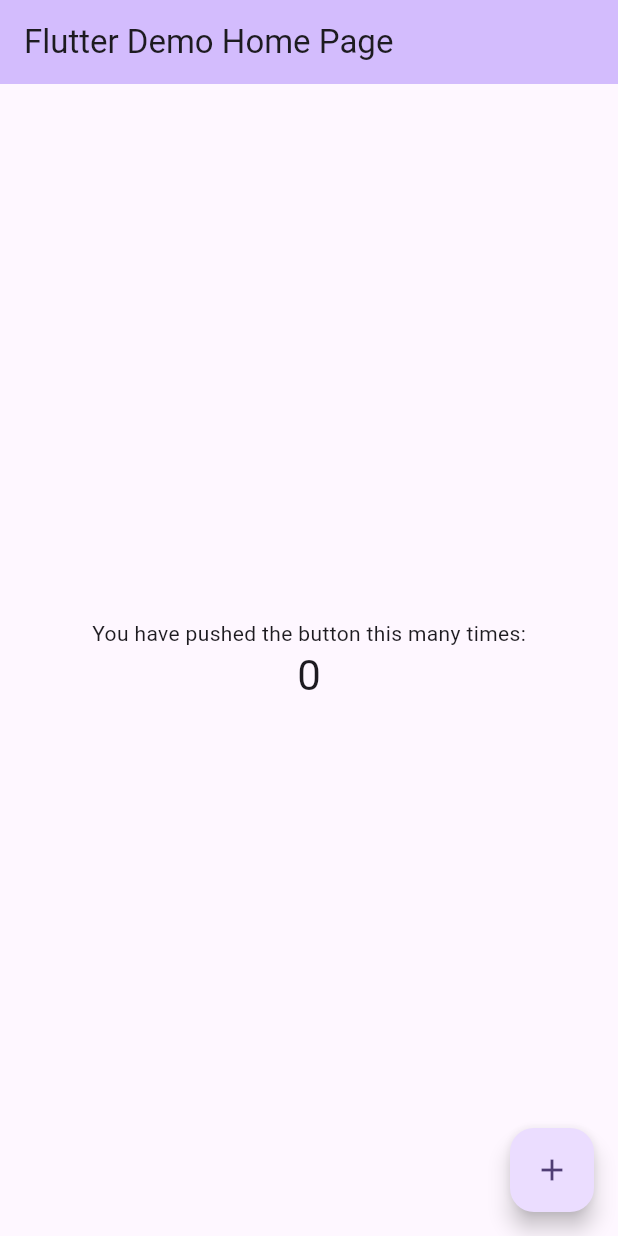
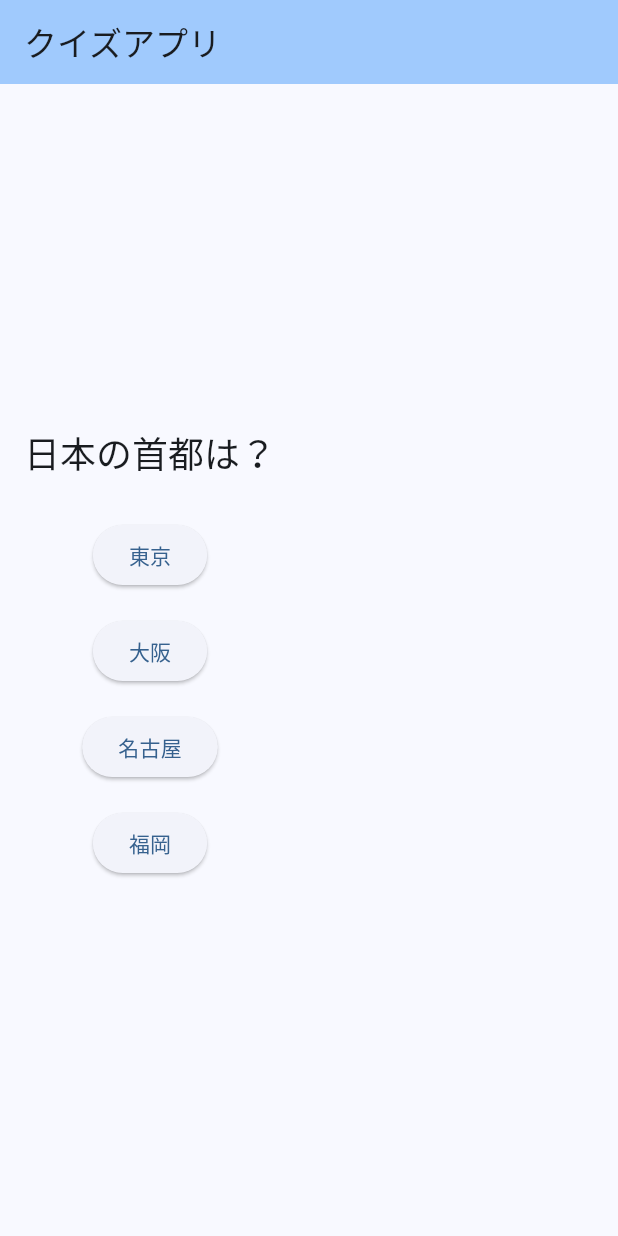
Before and after one commit to kunikuni9292/quiz, a Flutter app: the screen it shows after launch, on a phone screen of 412 x 824 dp. Run offline on Flutter 3.47's test engine with Material 3 defaults, Android fonts, the phone set to English and light mode, and no system bars; our stand-ins replace freezed_annotation, hooks_riverpod.

Commit message:
update: クイズの実装

```diff
--- a/lib/main.dart
+++ b/lib/main.dart
@@ -1,39 +1,69 @@
 import 'package:flutter/material.dart';
+import 'package:hooks_riverpod/hooks_riverpod.dart';
+import 'views/quiz_view.dart';
 
 void main() {
-  runApp(const MyApp());
+  runApp(const ProviderScope(child: QuizApp()));
 }
 
-class MyApp extends StatelessWidget {
-  const MyApp({super.key});
+class QuizApp extends StatelessWidget {
+  const QuizApp({super.key});
 
   @override
   Widget build(BuildContext context) {
     return MaterialApp(
-      title: 'Flutter Demov2',
+      title: 'クイズアプリ',
       theme: ThemeData(
-        colorScheme: ColorScheme.fromSeed(seedColor: Colors.deepPurple),
+        colorScheme: ColorScheme.fromSeed(seedColor: Colors.blue),
+        useMaterial3: true,
       ),
-      home: const MyHomePage(title: 'Flutter Demo Home Page'),
+      home: const QuizView(),
     );
   }
 }
 
-class MyHomePage extends StatefulWidget {
-  const MyHomePage({super.key, required this.title});
-
-  final String title;
+class QuizHomePage extends StatefulWidget {
+  const QuizHomePage({super.key});
 
   @override
-  State<MyHomePage> createState() => _MyHomePageState();
+  State<QuizHomePage> createState() => _QuizHomePageState();
 }
 
-class _MyHomePageState extends State<MyHomePage> {
-  int _counter = 0;
+class _QuizHomePageState extends State<QuizHomePage> {
+  int _currentQuestionIndex = 0;
+  int _score = 0;
 
-  void _incrementCounter() {
+  final List<Map<String, dynamic>> _questions = [
+    {
+      'question': '日本の首都は？',
+      'answers': ['東京', '大阪', '名古屋', '福岡'],
+      'correctAnswer': '東京',
+    },
+    {
+      'question': '世界で最も大きな大陸は？',
+      'answers': ['アジア', 'アフリカ', '北アメリカ', '南アメリカ'],
+      'correctAnswer': 'アジア',
+    },
+    // ここに問題を追加できます
+  ];
+
+  void _answerQuestion(String selectedAnswer) {
     setState(() {
-      _counter++;
+      if (selectedAnswer ==
+          _questions[_currentQuestionIndex]['correctAnswer']) {
+        _score++;
+      }
+
+      if (_currentQuestionIndex < _questions.length - 1) {
+        _currentQuestionIndex++;
+      }
+    });
+  }
+
+  void _resetQuiz() {
+    setState(() {
+      _currentQuestionIndex = 0;
+      _score = 0;
     });
   }
 
@@ -41,26 +71,54 @@ class _MyHomePageState extends State<MyHomePage> {
   Widget build(BuildContext context) {
     return Scaffold(
       appBar: AppBar(
+        title: const Text('クイズアプリ'),
         backgroundColor: Theme.of(context).colorScheme.inversePrimary,
-        title: Text(widget.title),
       ),
-      body: Center(
+      body:
+          _currentQuestionIndex < _questions.length
+              ? Padding(
+                padding: const EdgeInsets.all(16.0),
                 child: Column(
                   mainAxisAlignment: MainAxisAlignment.center,
-          children: <Widget>[
-            const Text('You have pushed the button this many times:'),
+                  children: [
                     Text(
-              '$_counter',
+                      _questions[_currentQuestionIndex]['question'],
+                      style: Theme.of(context).textTheme.headlineSmall,
+                      textAlign: TextAlign.center,
+                    ),
+                    const SizedBox(height: 20),
+                    ...(_questions[_currentQuestionIndex]['answers']
+                            as List<String>)
+                        .map(
+                          (answer) => Padding(
+                            padding: const EdgeInsets.symmetric(vertical: 8.0),
+                            child: ElevatedButton(
+                              onPressed: () => _answerQuestion(answer),
+                              child: Text(answer),
+                            ),
+                          ),
+                        )
+                        .toList(),
+                  ],
+                ),
+              )
+              : Center(
+                child: Column(
+                  mainAxisAlignment: MainAxisAlignment.center,
+                  children: [
+                    Text(
+                      'クイズ終了！\nスコア: $_score/${_questions.length}',
                       style: Theme.of(context).textTheme.headlineMedium,
+                      textAlign: TextAlign.center,
+                    ),
+                    const SizedBox(height: 20),
+                    ElevatedButton(
+                      onPressed: _resetQuiz,
+                      child: const Text('もう一度挑戦'),
                     ),
                   ],
                 ),
               ),
-      floatingActionButton: FloatingActionButton(
-        onPressed: _incrementCounter,
-        tooltip: 'Increment',
-        child: const Icon(Icons.add),
-      ),
     );
   }
 }
--- /dev/null
+++ b/lib/views/quiz_view.dart
@@ -0,0 +1,83 @@
+import 'package:flutter/material.dart';
+import 'package:hooks_riverpod/hooks_riverpod.dart';
+import '../view_models/quiz_view_model.dart';
+
+class QuizView extends HookConsumerWidget {
+  const QuizView({super.key});
+
+  @override
+  Widget build(BuildContext context, WidgetRef ref) {
+    final quizState = ref.watch(quizViewModelProvider);
+    final viewModel = ref.read(quizViewModelProvider.notifier);
+
+    return Scaffold(
+      appBar: AppBar(
+        title: const Text('クイズアプリ'),
+        backgroundColor: Theme.of(context).colorScheme.inversePrimary,
+      ),
+      body:
+          quizState.currentQuestionIndex < quizState.questions.length
+              ? Padding(
+                padding: const EdgeInsets.all(16.0),
+                child: Column(
+                  mainAxisAlignment: MainAxisAlignment.center,
+                  children: [
+                    Text(
+                      quizState
+                          .questions[quizState.currentQuestionIndex]
+                          .question,
+                      style: Theme.of(context).textTheme.headlineSmall,
+                      textAlign: TextAlign.center,
+                    ),
+                    const SizedBox(height: 20),
+                    ...quizState
+                        .questions[quizState.currentQuestionIndex]
+                        .answers
+                        .map(
+                          (answer) => Padding(
+                            padding: const EdgeInsets.symmetric(vertical: 8.0),
+                            child: ElevatedButton(
+                              onPressed:
+                                  quizState.isAnswered
+                                      ? null
+                                      : () => viewModel.answerQuestion(answer),
+                              style: ElevatedButton.styleFrom(
+                                backgroundColor:
+                                    quizState.isAnswered
+                                        ? (answer ==
+                                                quizState
+                                                    .questions[quizState
+                                                        .currentQuestionIndex]
+                                                    .correctAnswer
+                                            ? Colors.green
+                                            : Colors.red)
+                                        : null,
+                              ),
+                              child: Text(answer),
+                            ),
+                          ),
+                        )
+                        .toList(),
+                  ],
+                ),
+              )
+              : Center(
+                child: Column(
+                  mainAxisAlignment: MainAxisAlignment.center,
+                  children: [
+                    Text(
+                      'クイズ終了！\nスコア: ${quizState.score}/${quizState.questions.length}',
+                      style: Theme.of(context).textTheme.headlineMedium,
+                      textAlign: TextAlign.center,
+                    ),
+                    const SizedBox(height: 20),
+                    ElevatedButton(
+                      onPressed: viewModel.resetQuiz,
+                      child: const Text('もう一度挑戦'),
+                    ),
+                  ],
+                ),
+              ),
+    );
+  }
+}
```
Also changed, not shown: lib/models/quiz_model.dart (added, +29 -0 lines), lib/view_models/quiz_view_model.dart (added, +60 -0 lines), pubspec.yaml (+11 -3 lines), lib/models/quiz_model.freezed.dart (added), lib/models/quiz_model.g.dart (added), 1 other file. Lines whose indentation alone changed are shown as unchanged.
